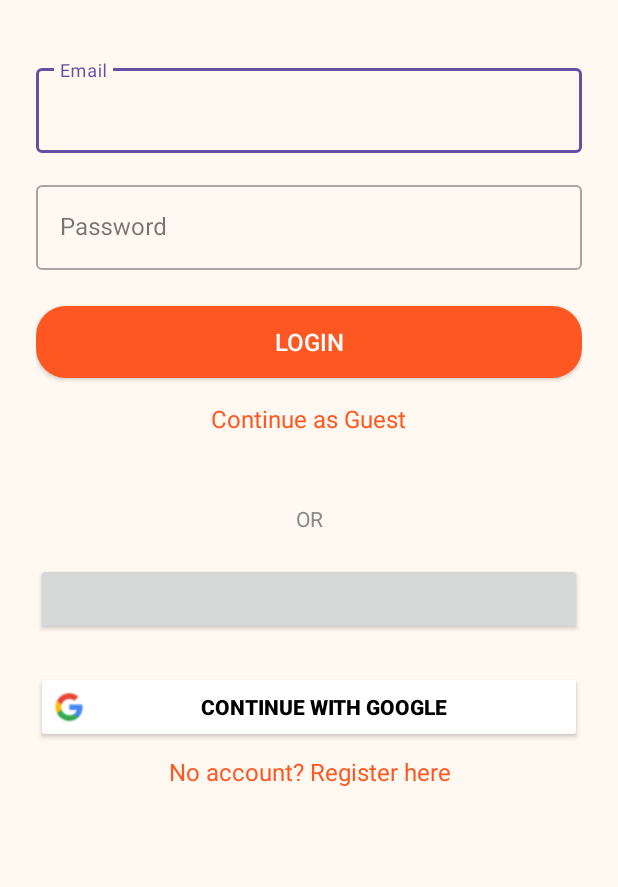
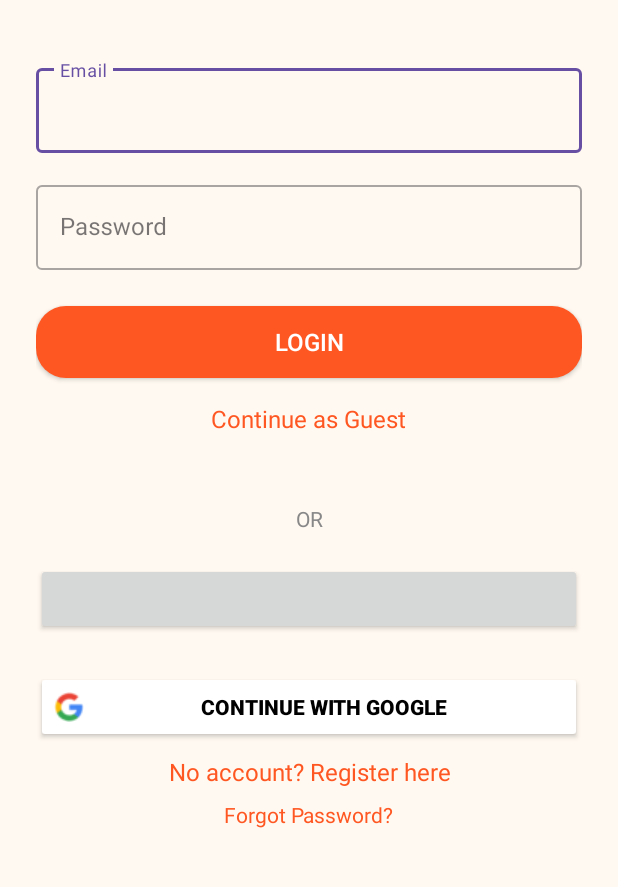
Before and after one commit to ahmmedadly/CookNest, an Android app: the screen it shows after launch (LoginActivity), on a phone screen of 412 x 824 dp, the part 169-1056 px from its top. Run offline under Robolectric (Android 15) with nearby library versions, the phone set to English and light mode, and no system bars; our stand-ins replace Firebase (no records; nobody signed in at launch, a user with empty details on screens opened directly); libraries missing offline, so code that uses them is left out: com.facebook, com.facebook.appevents, com.facebook.login; plain views replace LoginButton; 7 statements that could not run were skipped.

Commit message:
handeled the forget password issue for users ,now you can reset the password incase u forgot it

```diff
--- a/app/src/main/res/layout/activity_login.xml
+++ b/app/src/main/res/layout/activity_login.xml
@@ -102,4 +102,16 @@
         android:textAlignment="center"
         android:textColor="#FF5722"
         android:textSize="16sp" />
+    <!-- Forgot Pass -->
+    <TextView
+        android:id="@+id/textForgotPassword"
+        android:layout_width="wrap_content"
+        android:layout_height="wrap_content"
+        android:text="Forgot Password?"
+        android:textColor="@color/nav_selected"
+        android:layout_gravity="center_horizontal"
+        android:paddingTop="8dp"
+        android:clickable="true"
+        android:focusable="true"/>
+
 </LinearLayout>
```
Also changed, not shown: app/src/main/java/com/example/cooknest/view/LoginActivity.java (+20 -2 lines).
